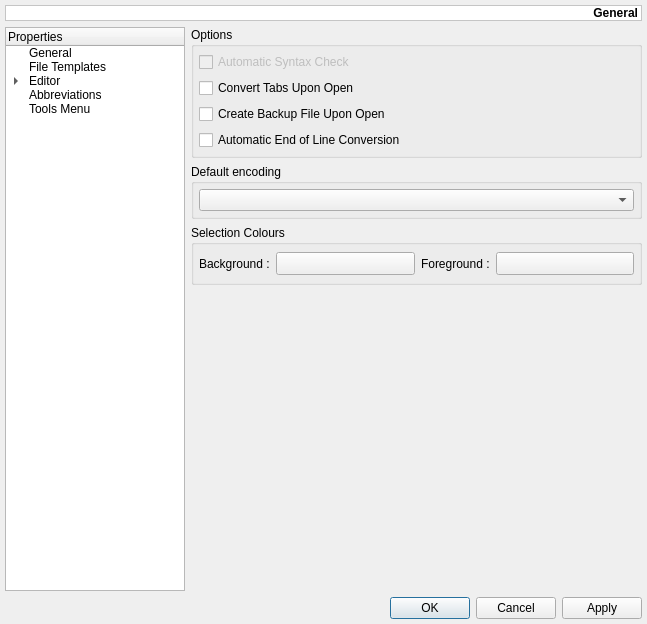
testmana2/mks, file v2/branches/dev/monkey/src/maininterface/ui/UISettings.ui: the form before one commit.
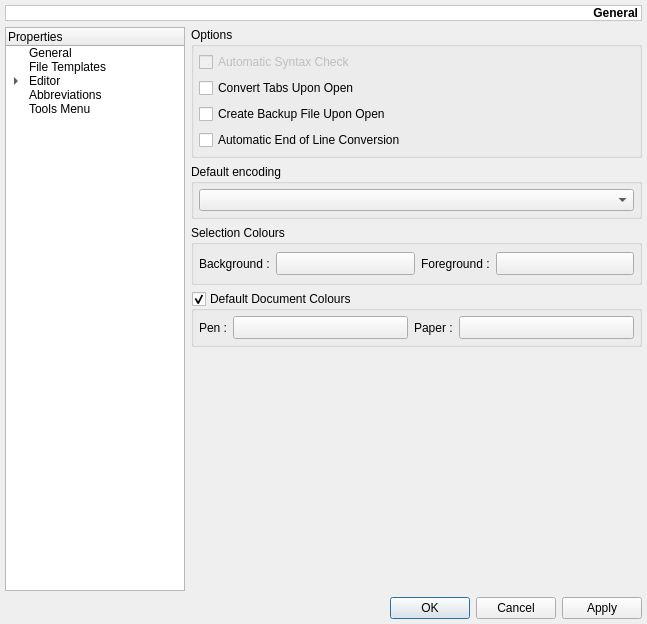
The form after the commit. The open tabs and pages were chosen to show the change.

```diff
--- a/v2/branches/dev/monkey/src/maininterface/ui/UISettings.ui
+++ b/v2/branches/dev/monkey/src/maininterface/ui/UISettings.ui
@@ -486,6 +486,74 @@
          </layout>
         </widget>
        </item>
+       <item>
+        <widget class="QGroupBox" name="gbDefaultDocumentColours" >
+         <property name="title" >
+          <string>Default Document Colours</string>
+         </property>
+         <property name="checkable" >
+          <bool>true</bool>
+         </property>
+         <layout class="QHBoxLayout" >
+          <property name="margin" >
+           <number>5</number>
+          </property>
+          <property name="spacing" >
+           <number>6</number>
+          </property>
+          <item>
+           <widget class="QLabel" name="lDefaultDocumentPen" >
+            <property name="text" >
+             <string>Pen :</string>
+            </property>
+           </widget>
+          </item>
+          <item>
+           <widget class="QToolButton" name="tbDefaultDocumentPen" >
+            <property name="sizePolicy" >
+             <sizepolicy>
+              <hsizetype>7</hsizetype>
+              <vsizetype>0</vsizetype>
+              <horstretch>0</horstretch>
+              <verstretch>0</verstretch>
+             </sizepolicy>
+            </property>
+            <property name="iconSize" >
+             <size>
+              <width>48</width>
+              <height>16</height>
+             </size>
+            </property>
+           </widget>
+          </item>
+          <item>
+           <widget class="QLabel" name="lDefaultDocumentPaper" >
+            <property name="text" >
+             <string>Paper :</string>
+            </property>
+           </widget>
+          </item>
+          <item>
+           <widget class="QToolButton" name="tbDefaultDocumentPaper" >
+            <property name="sizePolicy" >
+             <sizepolicy>
+              <hsizetype>7</hsizetype>
+              <vsizetype>0</vsizetype>
+              <horstretch>0</horstretch>
+              <verstretch>0</verstretch>
+             </sizepolicy>
+            </property>
+            <property name="iconSize" >
+             <size>
+              <width>48</width>
+              <height>16</height>
+             </size>
+            </property>
+           </widget>
+          </item>
+         </layout>
+        </widget>
+       </item>
        <item>
         <spacer>
          <property name="orientation" >
```
Left out of the diff: 2 changed lines with no effect on the pictures.
